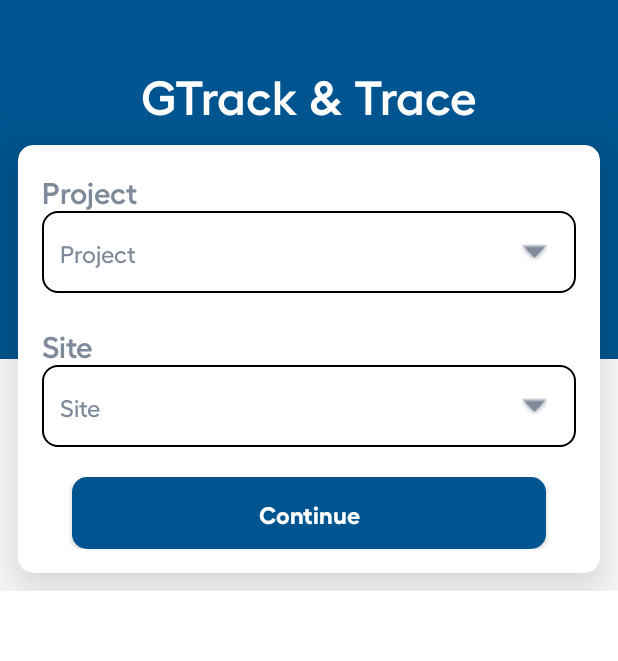
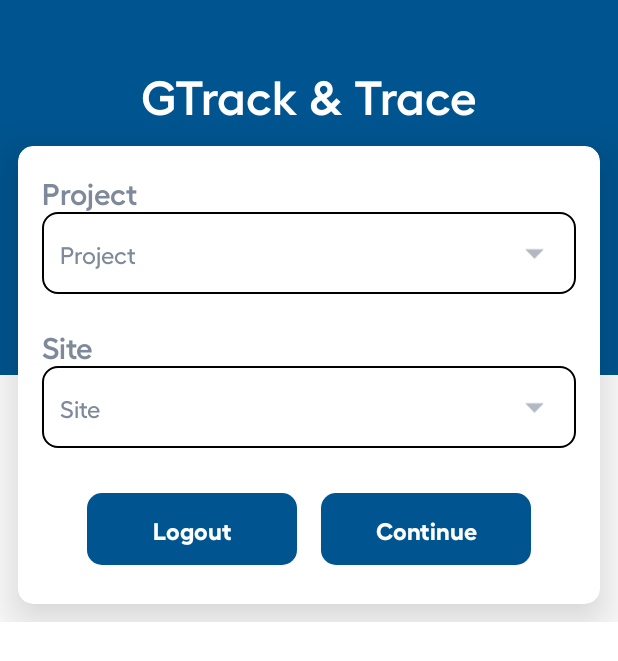
Before and after one commit to Savan1505/GTrack-Trace, an Android app built with Jetpack Compose: the SelectProSiteActivity screen opened directly, with no data from a screen before it, on a phone screen of 412 x 824 dp. Shown: the top 661 px of the screen. Run offline under Robolectric (Android 15) with nearby library versions, the light colour scheme and no system bars; our stand-ins replace Dagger/Hilt's generated code, Firebase (no records; nobody signed in at launch, a user with empty details on screens opened directly), Timber, data binding; libraries missing offline, so code that uses them is left out: io.github.muddz.styleabletoast; pictures from the network do not load; 1 statement that could not run was skipped.

Commit message:
bugs are resolved

```diff
--- a/app/src/main/java/com/trace/gtrack/ui/assignqr/materialcodetracker/ui/MaterialCodeActivity.kt
+++ b/app/src/main/java/com/trace/gtrack/ui/assignqr/materialcodetracker/ui/MaterialCodeActivity.kt
@@ -115,6 +115,7 @@ class MaterialCodeActivity : AppCompatActivity() {
                     AppProgressDialog.hide()
                     makeSuccessToast(it.message)
                     binding.edtScanQrHere.text?.clear()
+                    binding.edtSearchMaterialCode.text?.clear()
                 }
             }
         }
--- a/app/src/main/java/com/trace/gtrack/ui/home/ui/HomeActivity.kt
+++ b/app/src/main/java/com/trace/gtrack/ui/home/ui/HomeActivity.kt
@@ -53,7 +53,7 @@ class HomeActivity : AppCompatActivity() {
                 drawerLayout.closeDrawers()
                 when (it.itemId) {
                     R.id.nav_home -> {
-                        homeFragmentLoad()
+
                     }
 
                     R.id.nav_assign_qr -> {
--- /dev/null
+++ b/app/src/main/res/drawable-anydpi/ic_drop_down.xml
@@ -0,0 +1,11 @@
+<vector xmlns:android="http://schemas.android.com/apk/res/android"
+    android:width="24dp"
+    android:height="24dp"
+    android:viewportWidth="960"
+    android:viewportHeight="960"
+    android:tint="#333333"
+    android:alpha="0.6">
+  <path
+      android:fillColor="@android:color/white"
+      android:pathData="M480,600L280,400.67L680,400.67L480,600Z"/>
+</vector>
--- a/app/src/main/res/layout/activity_home.xml
+++ b/app/src/main/res/layout/activity_home.xml
@@ -37,6 +37,9 @@
                 android:layout_height="match_parent"
                 android:layout_gravity="start"
                 android:fitsSystemWindows="true"
+                app:itemIconTint="@color/colorBlack"
+                app:itemTextColor="@color/colorBlack"
+                app:itemBackground="@android:color/transparent"
                 app:headerLayout="@layout/nav_header"
                 app:menu="@menu/drawer_menu" />
         </androidx.drawerlayout.widget.DrawerLayout>
--- a/app/src/main/res/layout/activity_iot_code.xml
+++ b/app/src/main/res/layout/activity_iot_code.xml
@@ -139,14 +139,12 @@
                             <androidx.appcompat.widget.AppCompatImageView
                                 android:id="@+id/ivDropDownArrow"
                                 android:layout_width="0dp"
-                                android:layout_height="12dp"
+                                android:layout_height="@dimen/size_back_button"
                                 android:layout_gravity="center_vertical"
                                 android:layout_marginStart="@dimen/margin_small"
-                                android:layout_marginTop="@dimen/margin_small"
                                 android:layout_marginEnd="@dimen/margin_small"
-                                android:layout_marginBottom="@dimen/margin_small"
                                 android:layout_weight="0.1"
-                                android:src="@android:drawable/arrow_down_float"
+                                android:src="@drawable/ic_drop_down"
                                 android:tint="@color/grey_100" />
 
                         </LinearLayout>
--- a/app/src/main/res/layout/activity_select_proj_site.xml
+++ b/app/src/main/res/layout/activity_select_proj_site.xml
@@ -23,7 +23,7 @@
                     android:layout_height="wrap_content"
                     android:gravity="center"
                     android:paddingTop="@dimen/size_back_button"
-                    android:paddingBottom="@dimen/height_games_play_poster"
+                    android:paddingBottom="@dimen/height_166dp"
                     android:text="@string/app_name"
                     app:layout_constraintTop_toTopOf="parent" />
 
@@ -85,14 +85,12 @@
                         <androidx.appcompat.widget.AppCompatImageView
                             android:id="@+id/ivDropDownProject"
                             android:layout_width="0dp"
-                            android:layout_height="12dp"
+                            android:layout_height="@dimen/size_back_button"
                             android:layout_gravity="center_vertical"
                             android:layout_marginStart="@dimen/margin_small"
-                            android:layout_marginTop="@dimen/margin_small"
                             android:layout_marginEnd="@dimen/margin_small"
-                            android:layout_marginBottom="@dimen/margin_small"
                             android:layout_weight="0.1"
-                            android:src="@android:drawable/arrow_down_float"
+                            android:src="@drawable/ic_drop_down"
                             android:tint="@color/grey_100" />
 
                     </LinearLayout>
@@ -137,31 +135,45 @@
                         <androidx.appcompat.widget.AppCompatImageView
                             android:id="@+id/ivDropDownSite"
                             android:layout_width="0dp"
-                            android:layout_height="12dp"
+                            android:layout_height="@dimen/size_back_button"
                             android:layout_gravity="center_vertical"
                             android:layout_marginStart="@dimen/margin_small"
-                            android:layout_marginTop="@dimen/margin_small"
                             android:layout_marginEnd="@dimen/margin_small"
-                            android:layout_marginBottom="@dimen/margin_small"
                             android:layout_weight="0.1"
-                            android:src="@android:drawable/arrow_down_float"
+                            android:src="@drawable/ic_drop_down"
                             android:tint="@color/grey_100" />
 
                     </LinearLayout>
 
-                    <androidx.appcompat.widget.AppCompatButton
-                        android:id="@+id/btn_continue"
-                        style="@style/AppButton"
+                    <LinearLayout
                         android:layout_width="match_parent"
                         android:layout_height="wrap_content"
                         android:layout_margin="@dimen/margin_large"
                         android:gravity="center"
+                        android:orientation="horizontal"
                         android:padding="@dimen/input_field_radius"
                         android:text="@string/btn_continue"
                         app:layout_constraintStart_toStartOf="parent"
                         app:layout_constraintTop_toBottomOf="@+id/ll_site"
-                        app:layout_constraintVertical_bias="1.0" />
+                        app:layout_constraintVertical_bias="1.0">
 
+                        <androidx.appcompat.widget.AppCompatButton
+                            android:id="@+id/btn_logout"
+                            style="@style/AppButton"
+                            android:layout_width="0dp"
+                            android:layout_height="wrap_content"
+                            android:layout_weight="1"
+                            android:text="@string/logout" />
+
+                        <androidx.appcompat.widget.AppCompatButton
+                            android:id="@+id/btn_continue"
+                            style="@style/AppButton"
+                            android:layout_width="0dp"
+                            android:layout_height="wrap_content"
+                            android:layout_marginLeft="@dimen/margin_normal"
+                            android:layout_weight="1"
+                            android:text="@string/btn_continue" />
+                    </LinearLayout>
                 </androidx.constraintlayout.widget.ConstraintLayout>
             </androidx.cardview.widget.CardView>
         </androidx.constraintlayout.widget.ConstraintLayout>
--- a/app/src/main/res/values/strings.xml
+++ b/app/src/main/res/values/strings.xml
@@ -41,7 +41,7 @@
     <string name="ok_action">OK</string>
     <string name="open">Open</string>
     <string name="close">Close</string>
-    <string name="home">Home</string>
+    <string name="home">Dashboard</string>
     <string name="logout">Logout</string>
     <string name="btn_no">NO</string>
     <string name="btn_yes">YES</string>
```
Also changed, not shown: app/src/main/java/com/trace/gtrack/ui/selectprojsite/ui/SelectProSiteActivity.kt (+26 -0 lines), app/src/main/res/drawable-hdpi/ic_drop_down.png (added), app/src/main/res/drawable-mdpi/ic_drop_down.png (added), app/src/main/res/drawable-xhdpi/ic_drop_down.png (added), app/src/main/res/drawable-xxhdpi/ic_drop_down.png (added).
